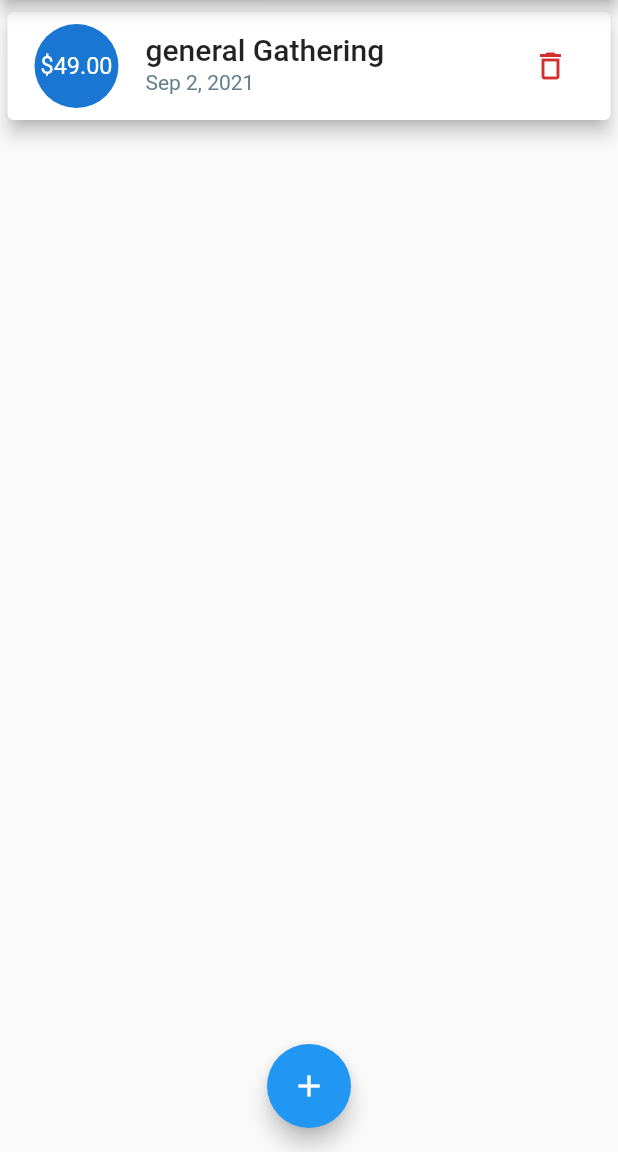
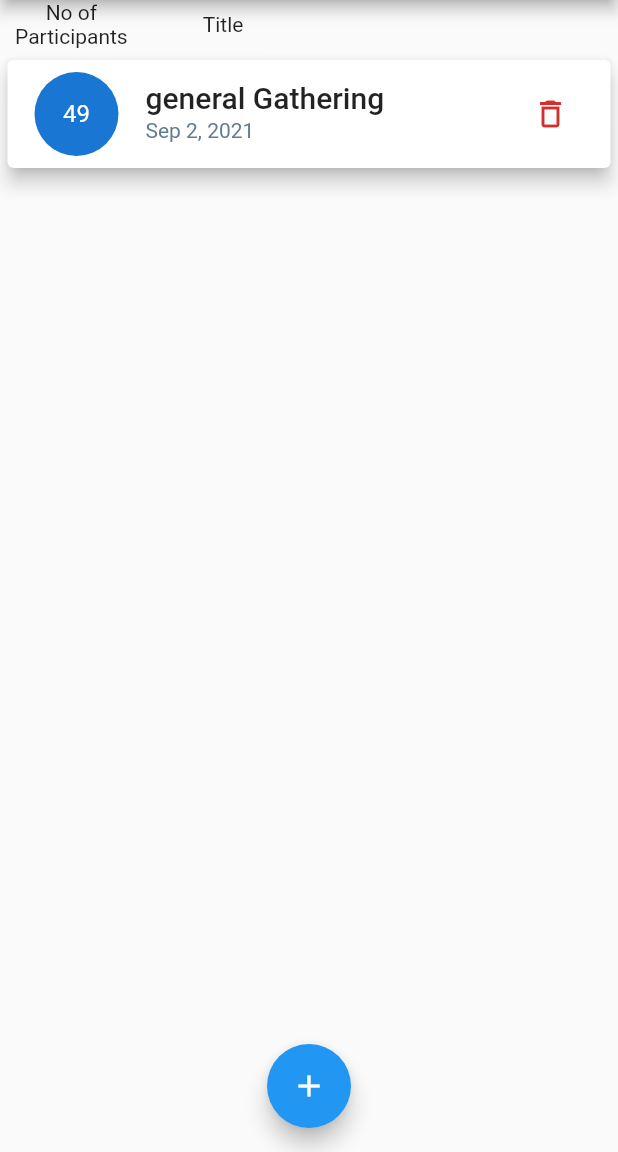
Before and after one commit to DesmondSol/building_pages, a Flutter app: the screen it shows after launch, on a phone screen of 412 x 824 dp, the part 84-1236 px from its top. Run offline on Flutter 3.47's test engine with Material 2 defaults, Android fonts, the phone set to English and light mode, and no system bars; our stand-ins replace fluttertoast; project files that could hold a hidden picture were left out.

Commit message:
minor changes

```diff
--- a/lib/events/transaction_list.dart
+++ b/lib/events/transaction_list.dart
@@ -11,8 +11,31 @@ class TransactionList extends StatelessWidget {
 
   @override
   Widget build(BuildContext context) {
-    return Container(
-      height: 400 + 100,
+    return Column(
+      children: [
+        Row(
+          children: [
+            SizedBox(
+              width: 10,
+            ),
+            Column(
+              children: [
+                Text('No of'),
+                Text(
+                  'Participants',
+                ),
+              ],
+            ),
+            SizedBox(
+              width: 50,
+            ),
+            Text(
+              'Title',
+            )
+          ],
+        ),
+        Container(
+          height: 500,
           child: transaction.isEmpty
               ? Column(
                   children: <Widget>[
@@ -39,7 +62,7 @@ class TransactionList extends StatelessWidget {
                             padding: EdgeInsets.all(6),
                             child: FittedBox(
                                 child: Text(
-                                '\$${transaction[index].participantAmount.toStringAsFixed(2)}')),
+                                    '${transaction[index].participantAmount.toStringAsFixed(0)}')),
                           ),
                         ),
                         title: Text(transaction[index].title,
@@ -60,6 +83,8 @@ class TransactionList extends StatelessWidget {
                   itemCount: transaction.length,
                   //  children: transaction.map((tx) {}).toList(),
                 ),
+        ),
+      ],
     );
   }
 }
```
Also changed, not shown: lib/events/user_transaction.dart (deleted, +0 -26 lines). Lines whose indentation alone changed are shown as unchanged.
